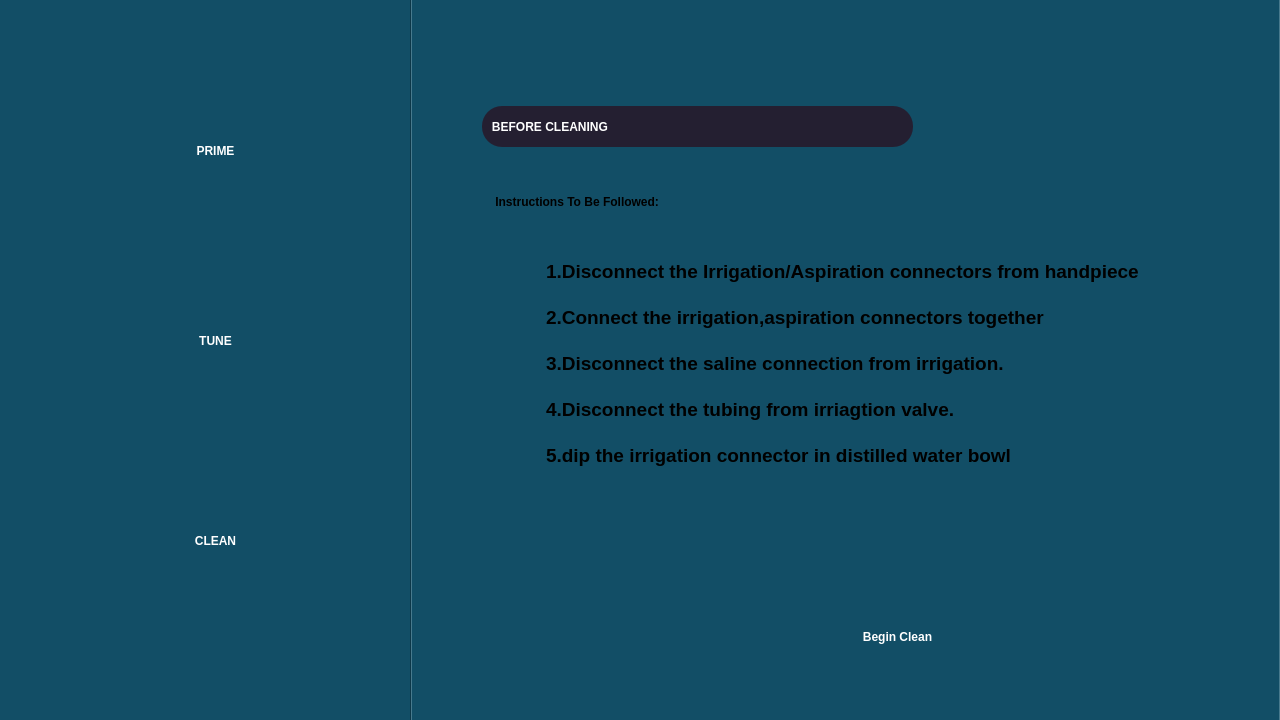
This is prime.ui in RISWANAAAA/venturiphaco as Qt 5 draws it before an edit. The edited form follows.
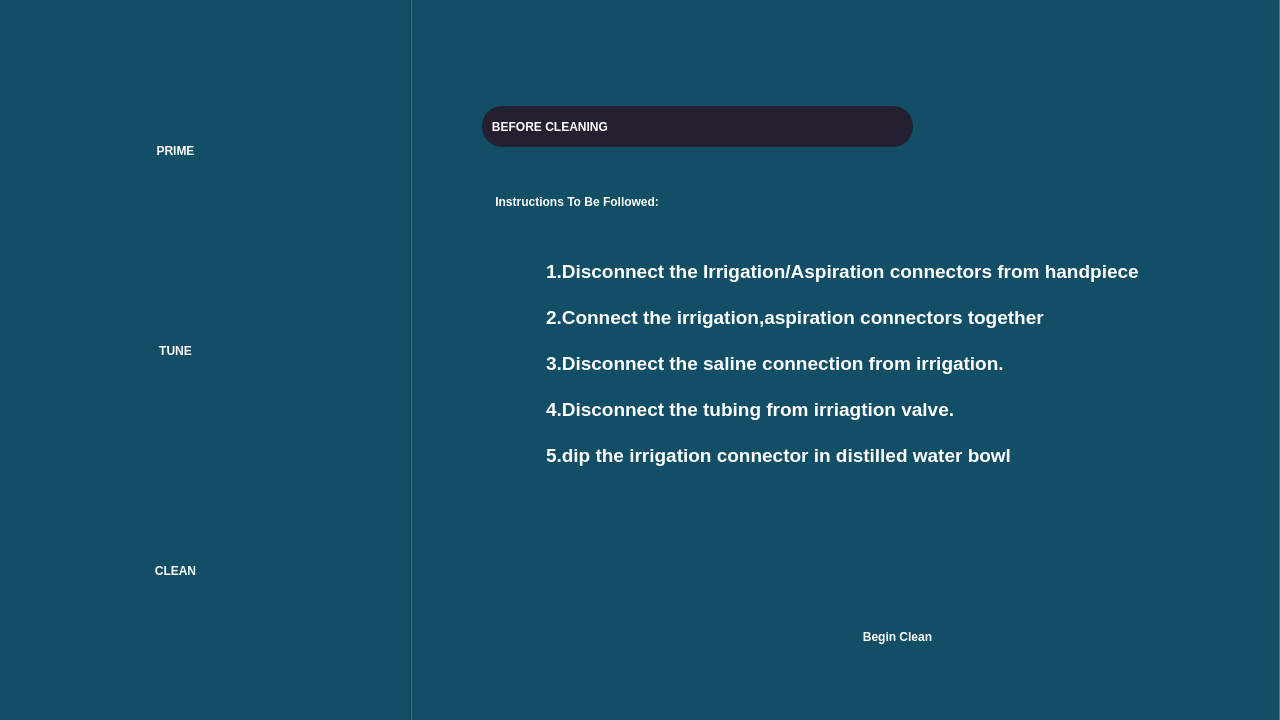
This is the edited form. The open tabs and pages were chosen to show the change. Icons and pictures are not drawn.

Commit message: the changed prime window ui

The edit to the form file:
```diff
--- a/prime.ui
+++ b/prime.ui
@@ -23,10 +23,10 @@
   <widget class="QPushButton" name="clean_but">
    <property name="geometry">
     <rect>
-     <x>30</x>
-     <y>450</y>
-     <width>371</width>
-     <height>181</height>
+     <x>0</x>
+     <y>500</y>
+     <width>351</width>
+     <height>141</height>
     </rect>
    </property>
    <property name="styleSheet">
@@ -53,10 +53,10 @@
   <widget class="QPushButton" name="Tune_but">
    <property name="geometry">
     <rect>
-     <x>30</x>
-     <y>250</y>
-     <width>371</width>
-     <height>181</height>
+     <x>0</x>
+     <y>280</y>
+     <width>351</width>
+     <height>141</height>
     </rect>
    </property>
    <property name="styleSheet">
@@ -83,10 +83,10 @@
   <widget class="QPushButton" name="prime1_but">
    <property name="geometry">
     <rect>
-     <x>30</x>
-     <y>60</y>
-     <width>371</width>
-     <height>181</height>
+     <x>0</x>
+     <y>80</y>
+     <width>351</width>
+     <height>141</height>
     </rect>
    </property>
    <property name="styleSheet">
@@ -371,15 +371,15 @@
 &lt;html&gt;&lt;head&gt;&lt;meta name=&quot;qrichtext&quot; content=&quot;1&quot; /&gt;&lt;style type=&quot;text/css&quot;&gt;
 p, li { white-space: pre-wrap; }
 &lt;/style&gt;&lt;/head&gt;&lt;body style=&quot; font-family:'Ubuntu'; font-size:20px; font-weight:400; font-style:normal;&quot;&gt;
-&lt;p style=&quot; margin-top:0px; margin-bottom:0px; margin-left:0px; margin-right:0px; -qt-block-indent:0; text-indent:0px;&quot;&gt;&lt;span style=&quot; font-size:14pt; font-weight:600;&quot;&gt;1.Disconnect the Irrigation/Aspiration connectors from handpiece&lt;/span&gt;&lt;/p&gt;
-&lt;p style=&quot;-qt-paragraph-type:empty; margin-top:0px; margin-bottom:0px; margin-left:0px; margin-right:0px; -qt-block-indent:0; text-indent:0px; font-size:14pt; font-weight:600;&quot;&gt;&lt;br /&gt;&lt;/p&gt;
-&lt;p style=&quot; margin-top:0px; margin-bottom:0px; margin-left:0px; margin-right:0px; -qt-block-indent:0; text-indent:0px;&quot;&gt;&lt;span style=&quot; font-size:14pt; font-weight:600;&quot;&gt;2.Connect the irrigation,aspiration connectors together&lt;/span&gt;&lt;/p&gt;
-&lt;p style=&quot;-qt-paragraph-type:empty; margin-top:0px; margin-bottom:0px; margin-left:0px; margin-right:0px; -qt-block-indent:0; text-indent:0px; font-size:14pt; font-weight:600;&quot;&gt;&lt;br /&gt;&lt;/p&gt;
-&lt;p style=&quot; margin-top:0px; margin-bottom:0px; margin-left:0px; margin-right:0px; -qt-block-indent:0; text-indent:0px;&quot;&gt;&lt;span style=&quot; font-size:14pt; font-weight:600;&quot;&gt;3.Disconnect the saline connection from irrigation.&lt;/span&gt;&lt;/p&gt;
-&lt;p style=&quot;-qt-paragraph-type:empty; margin-top:0px; margin-bottom:0px; margin-left:0px; margin-right:0px; -qt-block-indent:0; text-indent:0px; font-size:14pt; font-weight:600;&quot;&gt;&lt;br /&gt;&lt;/p&gt;
-&lt;p style=&quot; margin-top:0px; margin-bottom:0px; margin-left:0px; margin-right:0px; -qt-block-indent:0; text-indent:0px;&quot;&gt;&lt;span style=&quot; font-size:14pt; font-weight:600;&quot;&gt;4.Disconnect the tubing from irriagtion valve.&lt;/span&gt;&lt;/p&gt;
-&lt;p style=&quot;-qt-paragraph-type:empty; margin-top:0px; margin-bottom:0px; margin-left:0px; margin-right:0px; -qt-block-indent:0; text-indent:0px; font-size:14pt; font-weight:600;&quot;&gt;&lt;br /&gt;&lt;/p&gt;
-&lt;p style=&quot; margin-top:0px; margin-bottom:0px; margin-left:0px; margin-right:0px; -qt-block-indent:0; text-indent:0px;&quot;&gt;&lt;span style=&quot; font-size:14pt; font-weight:600;&quot;&gt;5.dip the irrigation connector in distilled water bowl&lt;/span&gt;&lt;/p&gt;&lt;/body&gt;&lt;/html&gt;</string>
+&lt;p style=&quot; margin-top:0px; margin-bottom:0px; margin-left:0px; margin-right:0px; -qt-block-indent:0; text-indent:0px;&quot;&gt;&lt;span style=&quot; font-size:14pt; font-weight:600; color:#ffffff;&quot;&gt;1.Disconnect the Irrigation/Aspiration connectors from handpiece&lt;/span&gt;&lt;/p&gt;
+&lt;p style=&quot;-qt-paragraph-type:empty; margin-top:0px; margin-bottom:0px; margin-left:0px; margin-right:0px; -qt-block-indent:0; text-indent:0px; font-size:14pt; font-weight:600; color:#ffffff;&quot;&gt;&lt;br /&gt;&lt;/p&gt;
+&lt;p style=&quot; margin-top:0px; margin-bottom:0px; margin-left:0px; margin-right:0px; -qt-block-indent:0; text-indent:0px;&quot;&gt;&lt;span style=&quot; font-size:14pt; font-weight:600; color:#ffffff;&quot;&gt;2.Connect the irrigation,aspiration connectors together&lt;/span&gt;&lt;/p&gt;
+&lt;p style=&quot;-qt-paragraph-type:empty; margin-top:0px; margin-bottom:0px; margin-left:0px; margin-right:0px; -qt-block-indent:0; text-indent:0px; font-size:14pt; font-weight:600; color:#ffffff;&quot;&gt;&lt;br /&gt;&lt;/p&gt;
+&lt;p style=&quot; margin-top:0px; margin-bottom:0px; margin-left:0px; margin-right:0px; -qt-block-indent:0; text-indent:0px;&quot;&gt;&lt;span style=&quot; font-size:14pt; font-weight:600; color:#ffffff;&quot;&gt;3.Disconnect the saline connection from irrigation.&lt;/span&gt;&lt;/p&gt;
+&lt;p style=&quot;-qt-paragraph-type:empty; margin-top:0px; margin-bottom:0px; margin-left:0px; margin-right:0px; -qt-block-indent:0; text-indent:0px; font-size:14pt; font-weight:600; color:#ffffff;&quot;&gt;&lt;br /&gt;&lt;/p&gt;
+&lt;p style=&quot; margin-top:0px; margin-bottom:0px; margin-left:0px; margin-right:0px; -qt-block-indent:0; text-indent:0px;&quot;&gt;&lt;span style=&quot; font-size:14pt; font-weight:600; color:#ffffff;&quot;&gt;4.Disconnect the tubing from irriagtion valve.&lt;/span&gt;&lt;/p&gt;
+&lt;p style=&quot;-qt-paragraph-type:empty; margin-top:0px; margin-bottom:0px; margin-left:0px; margin-right:0px; -qt-block-indent:0; text-indent:0px; font-size:14pt; font-weight:600; color:#ffffff;&quot;&gt;&lt;br /&gt;&lt;/p&gt;
+&lt;p style=&quot; margin-top:0px; margin-bottom:0px; margin-left:0px; margin-right:0px; -qt-block-indent:0; text-indent:0px;&quot;&gt;&lt;span style=&quot; font-size:14pt; font-weight:600; color:#ffffff;&quot;&gt;5.dip the irrigation connector in distilled water bowl&lt;/span&gt;&lt;/p&gt;&lt;/body&gt;&lt;/html&gt;</string>
      </property>
     </widget>
     <widget class="QPushButton" name="begin_clean_but_2">
@@ -439,6 +439,7 @@
      </property>
      <property name="styleSheet">
       <string notr="true">font: 75 20pt &quot;Ubuntu&quot;;
+color: rgb(255, 255, 255);
 font:bold;
 background-color:transparent;</string>
      </property>
@@ -476,8 +477,8 @@
   <widget class="QLabel" name="label">
    <property name="geometry">
     <rect>
-     <x>320</x>
-     <y>150</y>
+     <x>270</x>
+     <y>140</y>
      <width>61</width>
      <height>71</height>
     </rect>
@@ -494,8 +495,8 @@
   <widget class="QLabel" name="label_2">
    <property name="geometry">
     <rect>
-     <x>310</x>
-     <y>340</y>
+     <x>270</x>
+     <y>360</y>
      <width>61</width>
      <height>61</height>
     </rect>
@@ -512,8 +513,8 @@
   <widget class="QLabel" name="label_3">
    <property name="geometry">
     <rect>
-     <x>310</x>
-     <y>550</y>
+     <x>270</x>
+     <y>570</y>
      <width>71</width>
      <height>61</height>
     </rect>
```
Left out of the diff: 12 changed lines with no effect on the pictures. The commit also changes 24 other files.
